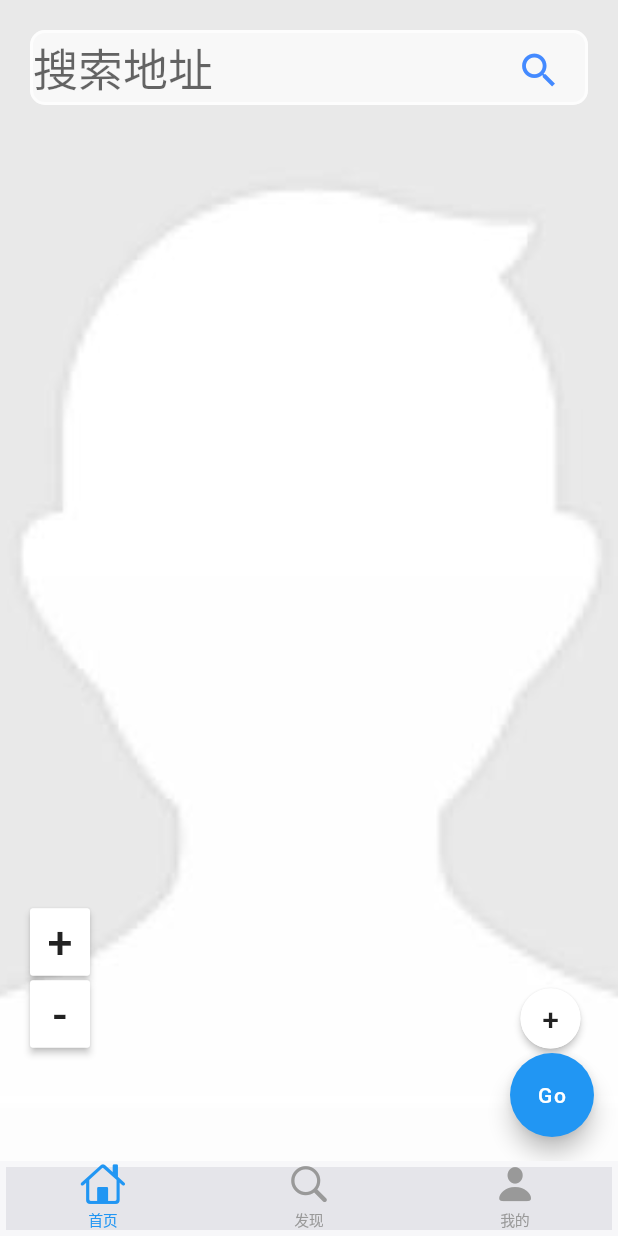
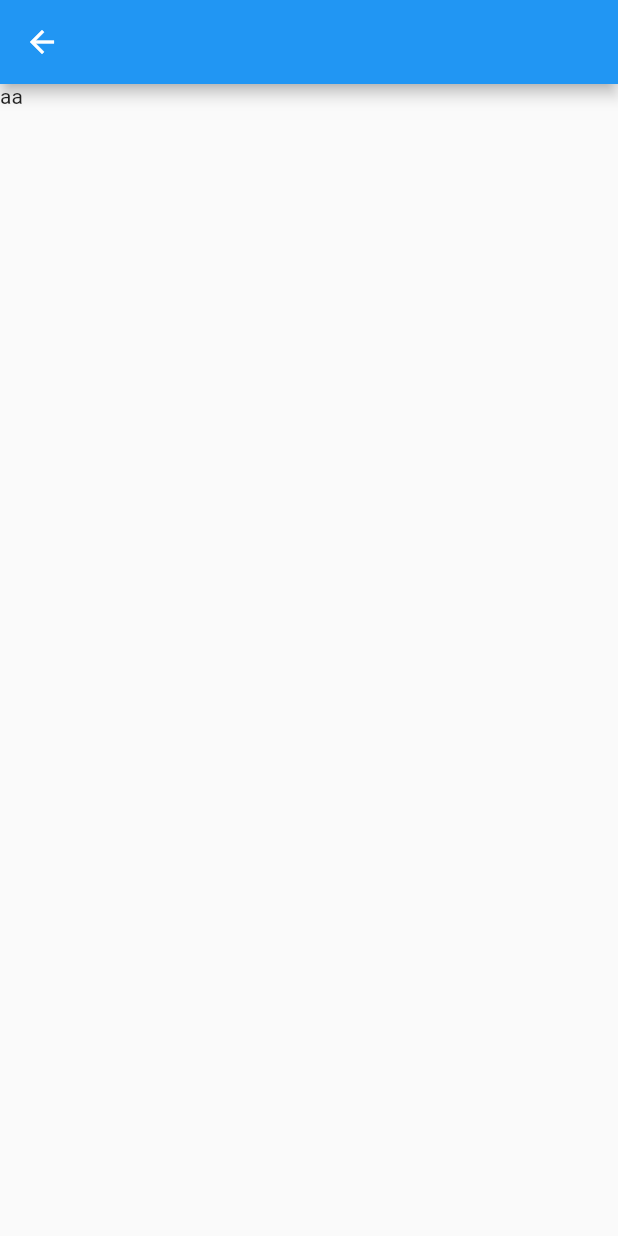
Before and after one commit to MMMMMMMingor/indoor_location_front, a Flutter app: the screen it shows after launch, after a tap on "Go", on a phone screen of 412 x 824 dp. Run offline on Flutter 3.47's test engine with Material 2 defaults, Android fonts, the phone set to English and light mode, and no system bars.

Commit message:
修复了无法使用命名路由以及底部导航栏永远存在

```diff
--- a/lib/main.dart
+++ b/lib/main.dart
@@ -1,13 +1,10 @@
 import 'package:flutter/material.dart';
-import 'package:flutter/foundation.dart';
-
-import 'package:url_launcher/url_launcher.dart';
 import 'package:http/http.dart' as http;
 import 'package:flutter/cupertino.dart';
 import 'dart:convert';
 import 'dart:io';
 import 'pages/tabs.dart';
-
+import 'pages/Go.dart';
 void main() => runApp(MyApp());
 
 class MyApp extends StatelessWidget {
@@ -17,7 +14,10 @@ class MyApp extends StatelessWidget {
     return MaterialApp(
         title: "Cupertino导航组件集",
         theme: ThemeData.light(),
-        home: MyPage()
+        home: MyPage(),
+      routes: {
+      '/Go':(context)=>Go()
+      },
     );
   }
 }
--- /dev/null
+++ b/lib/pages/Go.dart
@@ -0,0 +1,18 @@
+import 'package:flutter/material.dart';
+
+class Go extends StatelessWidget{
+  const Go({Key key}):super(key:key);
+  @override
+  Widget build(BuildContext context) {
+    // TODO: implement build
+    return Scaffold(
+      appBar: AppBar(
+
+      ),
+      body: Container(
+        child: Text("aa"),
+      ),
+    );
+  }
+
+}
--- a/lib/pages/tabs.dart
+++ b/lib/pages/tabs.dart
@@ -11,17 +11,23 @@ class MyPage extends StatefulWidget{
 
 class _MyPageState extends State<MyPage>{
   @override
+  int _currentIndex=0;
+  List _pageList=[
+    HomePage(),
+    SearchPage(),
+    MinePage(),
+  ];
   Widget build(BuildContext context){
 
-    return CupertinoTabScaffold(
-
-        tabBar: CupertinoTabBar(
-          border:  Border.all(
-              color: Colors.white70,
-              width: 4,
-
-          ),
-
+    return Scaffold(
+      body: this._pageList[this._currentIndex],
+    bottomNavigationBar: BottomNavigationBar(
+          onTap: (int index){
+            setState(() {
+              this._currentIndex=index;
+            });
+          },
+            currentIndex: this._currentIndex,
             backgroundColor: CupertinoColors.lightBackgroundGray,
             items:[
               BottomNavigationBarItem(
@@ -36,26 +42,9 @@ class _MyPageState extends State<MyPage>{
                 icon: Icon(CupertinoIcons.person_solid),
                 title: Text('我的')
               )
-            ]
-        ),
-        tabBuilder: (context,index){
-          return CupertinoTabView(
-            builder: (context){
-              switch(index){
-                case 0:
-                  return HomePage();
-                  break;
-                case 1:
-                  return SearchPage();
-                  break;
-                case 2:
-                  return MinePage();
-                default:
-                  return Container();
-              }
-            },
-          );
-        }
+            ],
+
+    ),
     );
   }
 }
--- a/lib/pages/tabs/home.dart
+++ b/lib/pages/tabs/home.dart
@@ -1,6 +1,6 @@
 import 'package:flutter/cupertino.dart';
 import 'package:flutter/material.dart';
-
+import '../Go.dart';
 class HomePage extends StatefulWidget {
   HomePage({Key key, this.title}) : super(key: key);
   final String title;
@@ -17,7 +17,7 @@ class _HomePageState extends State<HomePage> {
       floatingActionButton: FloatingActionButton(
         child: Text("Go"),
         onPressed: () {
-
+            Navigator.pushNamed(context, '/Go') ;
         },
       ),
       resizeToAvoidBottomPadding: false,
```
